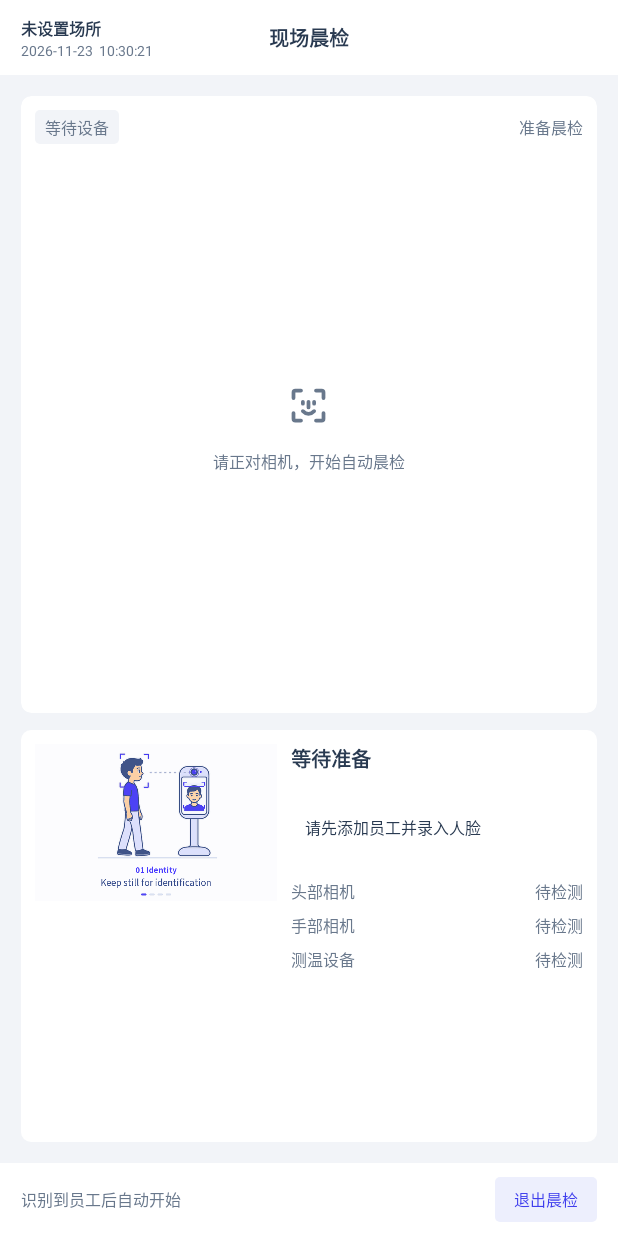
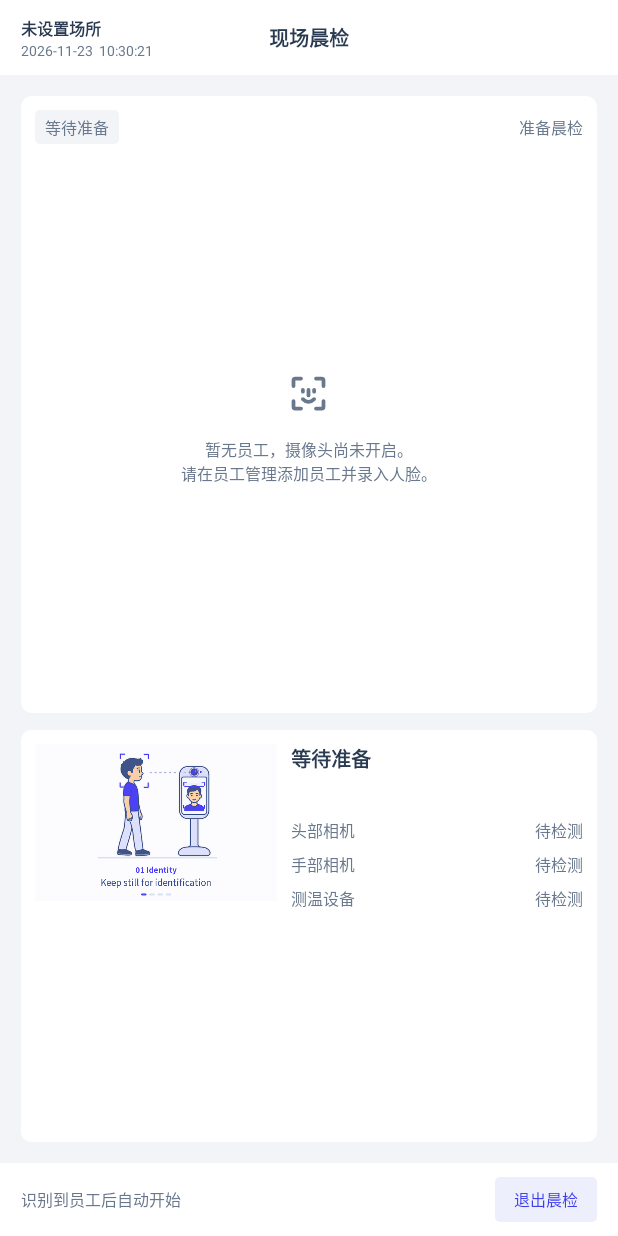
Before and after one commit to huoyan-ai-opensource/huoyan-opensource-morningcheck-android, an Android app: the CheckActivity screen opened directly, with no data from a screen before it, on a phone screen of 412 x 824 dp. Run offline under Robolectric (Android 15) with nearby library versions, the phone set to English and light mode, and no system bars; libraries missing offline, so code that uses them is left out: android.serialport.

Commit message:
fix: 提示无员工时摄像头尚未开启

```diff
--- a/app/src/main/java/cc/huoyan/opensource/morningcheck/CheckActivity.java
+++ b/app/src/main/java/cc/huoyan/opensource/morningcheck/CheckActivity.java
@@ -502,8 +502,15 @@ public final class CheckActivity extends CameraMorningActivity {
                 return;
             }
             ((TextView) content.findViewById(R.id.check_person)).setText(getString(R.string.i18n_a_not_ready));
-            ((TextView) content.findViewById(R.id.check_hint)).setText(!hasEmployeeForCheck()
-                    ? getString(R.string.i18n_a_add_staff_and_enroll_their_faces_first) : getString(R.string.i18n_a_connect_the_device_to_start_a_check));
+            TextView readyHint = content.findViewById(R.id.check_ready_hint);
+            if (!loaded) {
+                readyHint.setText(R.string.i18n_a_not_ready);
+            } else if (!hasEmployeeForCheck()) {
+                readyHint.setText(R.string.check_ready_no_staff_hint);
+            } else if (!sdkReady()) {
+                readyHint.setText(R.string.i18n_a_connect_the_device_to_start_a_check);
+            }
+            content.findViewById(R.id.check_hint).setVisibility(View.GONE);
             content.findViewById(R.id.check_temperature).setVisibility(View.GONE);
             content.findViewById(R.id.check_prompt_label).setVisibility(View.GONE);
             // 自动检查尚未启动，不能把设计中的“已连接”示例当作真实硬件状态。
@@ -1122,7 +1129,9 @@ public final class CheckActivity extends CameraMorningActivity {
         boolean paused = pipeline != null && capturePaused();
         boolean ready = pipeline != null && !paused && sdkReady() && captureIsCurrent()
                 && cameraError.isEmpty() && latestFrame != null;
-        status.setText(paused ? getString(R.string.i18n_a_check_paused) : ready ? getString(R.string.i18n_a_device_ready) : getString(R.string.i18n_a_waiting_for_device));
+        status.setText(pipeline == null ? R.string.i18n_a_not_ready
+                : paused ? R.string.i18n_a_check_paused
+                : ready ? R.string.i18n_a_device_ready : R.string.i18n_a_waiting_for_device);
         status.setTextColor(ContextCompat.getColor(this, ready ? R.color.mc_green : R.color.mc_muted));
         status.setBackgroundResource(ready ? R.drawable.mc_badge_success : R.drawable.mc_field);
         String[] names = {getString(R.string.i18n_a_face_recognition), getString(R.string.i18n_a_headwear_check),
--- a/app/src/main/res/layout-land/activity_check_design_ready.xml
+++ b/app/src/main/res/layout-land/activity_check_design_ready.xml
@@ -51,12 +51,15 @@
                         app:tint="@color/mc_muted" />
 
                     <TextView
+                        android:id="@+id/check_ready_hint"
                         style="@style/PenText"
                         android:layout_width="match_parent"
                         android:layout_height="wrap_content"
                         android:layout_marginTop="@dimen/dp_12"
                         android:gravity="center"
-                        android:text="@string/ui_activity_check_design_ready_label_text"
+                        android:paddingStart="@dimen/dp_8"
+                        android:paddingEnd="@dimen/dp_8"
+                        android:text="@string/i18n_a_not_ready"
                         android:textColor="@color/mc_muted" />
                 </LinearLayout>
             </LinearLayout>
--- a/app/src/main/res/layout/activity_check_design_ready.xml
+++ b/app/src/main/res/layout/activity_check_design_ready.xml
@@ -51,12 +51,15 @@
                         app:tint="@color/mc_muted" />
 
                     <TextView
+                        android:id="@+id/check_ready_hint"
                         style="@style/PenText"
                         android:layout_width="match_parent"
                         android:layout_height="wrap_content"
                         android:layout_marginTop="@dimen/dp_12"
                         android:gravity="center"
-                        android:text="@string/ui_activity_check_design_ready_label_text"
+                        android:paddingStart="@dimen/dp_8"
+                        android:paddingEnd="@dimen/dp_8"
+                        android:text="@string/i18n_a_not_ready"
                         android:textColor="@color/mc_muted" />
                 </LinearLayout>
             </LinearLayout>
--- a/app/src/main/res/values/strings.xml
+++ b/app/src/main/res/values/strings.xml
@@ -3,7 +3,7 @@
     <string name="app_name">火眼晨检-开源版</string>
     <string name="ui_activity_check_design_active_check_progress_text">识别到员工后自动开始</string>
     <string name="ui_activity_check_design_active_check_pause_text">暂停</string>
-    <string name="ui_activity_check_design_ready_label_text">请正对相机，开始自动晨检</string>
+    <string name="check_ready_no_staff_hint">暂无员工，摄像头尚未开启。\n请在员工管理添加员工并录入人脸。</string>
     <string name="ui_activity_check_disconnected_label_text">设备连接已断开</string>
     <string name="ui_activity_check_disconnected_label_text_2">检查已暂停，请检查设备连接。\n恢复后可重新开始，已保存记录不受影响。</string>
     <string name="ui_activity_check_disconnected_check_disconnected_settings_text">检查连接</string>
```
Also changed, not shown: 3 other files.
